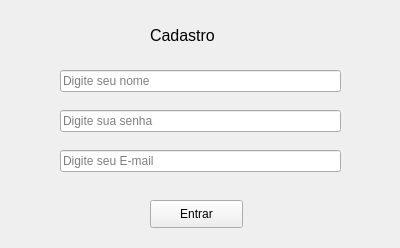
This is Login/tela_cadastro.ui in Tewdric/qt-Designer as Qt 5 draws it before an edit. The edited form follows.
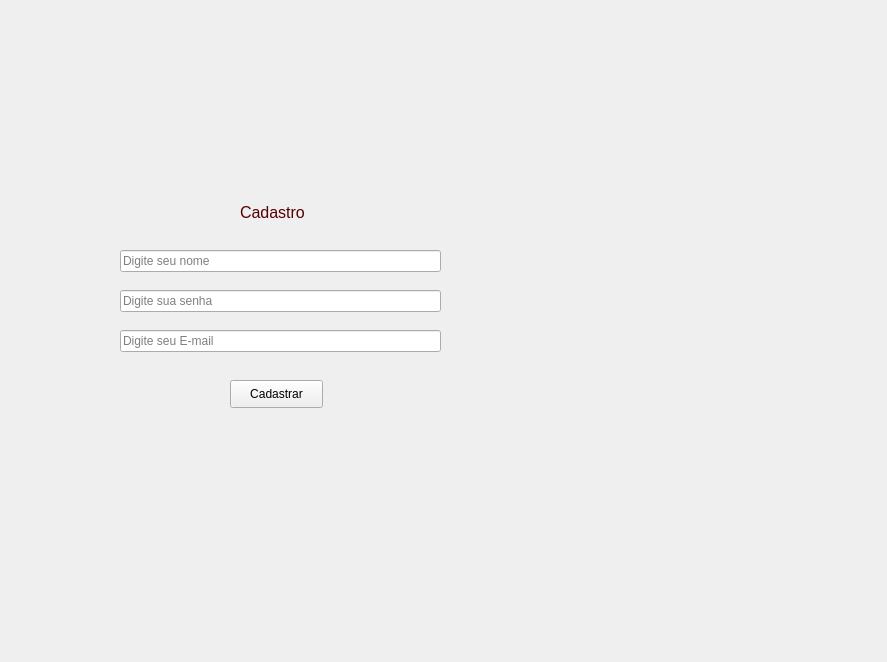
This is the edited form. Icons and pictures are not drawn.

```diff
--- a/Login/tela_cadastro.ui
+++ b/Login/tela_cadastro.ui
@@ -6,72 +6,36 @@
    <rect>
     <x>0</x>
     <y>0</y>
-    <width>400</width>
-    <height>248</height>
+    <width>887</width>
+    <height>662</height>
    </rect>
   </property>
   <property name="windowTitle">
    <string>Form</string>
   </property>
-  <widget class="QLineEdit" name="lineEdit_senha">
-   <property name="geometry">
-    <rect>
-     <x>60</x>
-     <y>110</y>
-     <width>281</width>
-     <height>22</height>
-    </rect>
-   </property>
-   <property name="placeholderText">
-    <string>Digite sua senha</string>
-   </property>
-  </widget>
-  <widget class="QLineEdit" name="lineEdit_nome">
-   <property name="geometry">
-    <rect>
-     <x>60</x>
-     <y>70</y>
-     <width>281</width>
-     <height>22</height>
-    </rect>
-   </property>
-   <property name="placeholderText">
-    <string>Digite seu nome</string>
-   </property>
-  </widget>
-  <widget class="QLineEdit" name="lineEdit_email">
-   <property name="geometry">
-    <rect>
-     <x>60</x>
-     <y>150</y>
-     <width>281</width>
-     <height>22</height>
-    </rect>
-   </property>
-   <property name="placeholderText">
-    <string>Digite seu E-mail</string>
-   </property>
-  </widget>
+  <property name="styleSheet">
+   <string notr="true"/>
+  </property>
   <widget class="QPushButton" name="pushButton_cadastrar">
    <property name="geometry">
     <rect>
-     <x>150</x>
-     <y>200</y>
+     <x>230</x>
+     <y>380</y>
      <width>93</width>
      <height>28</height>
     </rect>
    </property>
    <property name="text">
-    <string>Entrar</string>
+    <string>Cadastrar</string>
    </property>
   </widget>
   <widget class="QLabel" name="label">
    <property name="geometry">
     <rect>
-     <x>150</x>
-     <y>20</y>
-     <width>81</width>
-     <height>31</height>
+     <x>240</x>
+     <y>200</y>
+     <width>79</width>
+     <height>24</height>
     </rect>
    </property>
    <property name="font">
@@ -79,10 +43,89 @@
      <pointsize>12</pointsize>
     </font>
    </property>
+   <property name="styleSheet">
+    <string notr="true">color:rgb(85, 0, 0);</string>
+   </property>
    <property name="text">
     <string>Cadastro</string>
    </property>
   </widget>
+  <widget class="QLabel" name="label_2">
+   <property name="geometry">
+    <rect>
+     <x>380</x>
+     <y>20</y>
+     <width>521</width>
+     <height>651</height>
+    </rect>
+   </property>
+   <property name="text">
+    <string/>
+   </property>
+   <property name="pixmap">
+    <pixmap>pngwing.com.png</pixmap>
+   </property>
+   <property name="scaledContents">
+    <bool>true</bool>
+   </property>
+  </widget>
+  <widget class="QLineEdit" name="lineEdit_email">
+   <property name="geometry">
+    <rect>
+     <x>120</x>
+     <y>330</y>
+     <width>321</width>
+     <height>22</height>
+    </rect>
+   </property>
+   <property name="placeholderText">
+    <string>Digite seu E-mail</string>
+   </property>
+  </widget>
+  <widget class="QLineEdit" name="lineEdit_nome">
+   <property name="geometry">
+    <rect>
+     <x>120</x>
+     <y>250</y>
+     <width>321</width>
+     <height>22</height>
+    </rect>
+   </property>
+   <property name="placeholderText">
+    <string>Digite seu nome</string>
+   </property>
+  </widget>
+  <widget class="QLineEdit" name="lineEdit_senha">
+   <property name="geometry">
+    <rect>
+     <x>120</x>
+     <y>290</y>
+     <width>321</width>
+     <height>22</height>
+    </rect>
+   </property>
+   <property name="inputMethodHints">
+    <set>Qt::ImhHiddenText|Qt::ImhNoAutoUppercase|Qt::ImhNoPredictiveText|Qt::ImhPreferNumbers|Qt::ImhSensitiveData</set>
+   </property>
+   <property name="inputMask">
+    <string/>
+   </property>
+   <property name="echoMode">
+    <enum>QLineEdit::Password</enum>
+   </property>
+   <property name="dragEnabled">
+    <bool>false</bool>
+   </property>
+   <property name="placeholderText">
+    <string>Digite sua senha</string>
+   </property>
+  </widget>
+  <zorder>label_2</zorder>
+  <zorder></zorder>
+  <zorder>lineEdit_nome</zorder>
+  <zorder>lineEdit_senha</zorder>
+  <zorder>pushButton_cadastrar</zorder>
+  <zorder>label</zorder>
  </widget>
  <resources/>
  <connections/>
```
